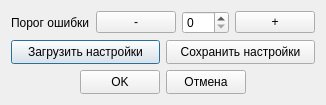
First picture: the form in gui/settings.ui, repository EPC-MSU/EPLab, before the edit.
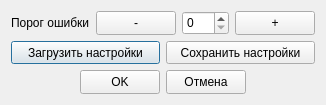
Second picture: the form after the edit.

Commit message: Fixed settings window ui

```diff
--- a/gui/settings.ui
+++ b/gui/settings.ui
@@ -35,7 +35,7 @@
      <item>
       <widget class="QPushButton" name="button_score_threshold_minus">
        <property name="sizePolicy">
-        <sizepolicy hsizetype="Fixed" vsizetype="Fixed">
+        <sizepolicy hsizetype="Preferred" vsizetype="Preferred">
          <horstretch>0</horstretch>
          <verstretch>0</verstretch>
         </sizepolicy>
@@ -62,6 +62,12 @@
      </item>
      <item>
       <widget class="QSpinBox" name="spin_box_score_threshold">
+       <property name="sizePolicy">
+        <sizepolicy hsizetype="Preferred" vsizetype="Preferred">
+         <horstretch>0</horstretch>
+         <verstretch>0</verstretch>
+        </sizepolicy>
+       </property>
        <property name="maximum">
         <number>100</number>
        </property>
@@ -69,6 +75,12 @@
      </item>
      <item>
       <widget class="QPushButton" name="button_score_threshold_plus">
+       <property name="sizePolicy">
+        <sizepolicy hsizetype="Preferred" vsizetype="Preferred">
+         <horstretch>0</horstretch>
+         <verstretch>0</verstretch>
+        </sizepolicy>
+       </property>
        <property name="minimumSize">
         <size>
          <width>70</width>
```
